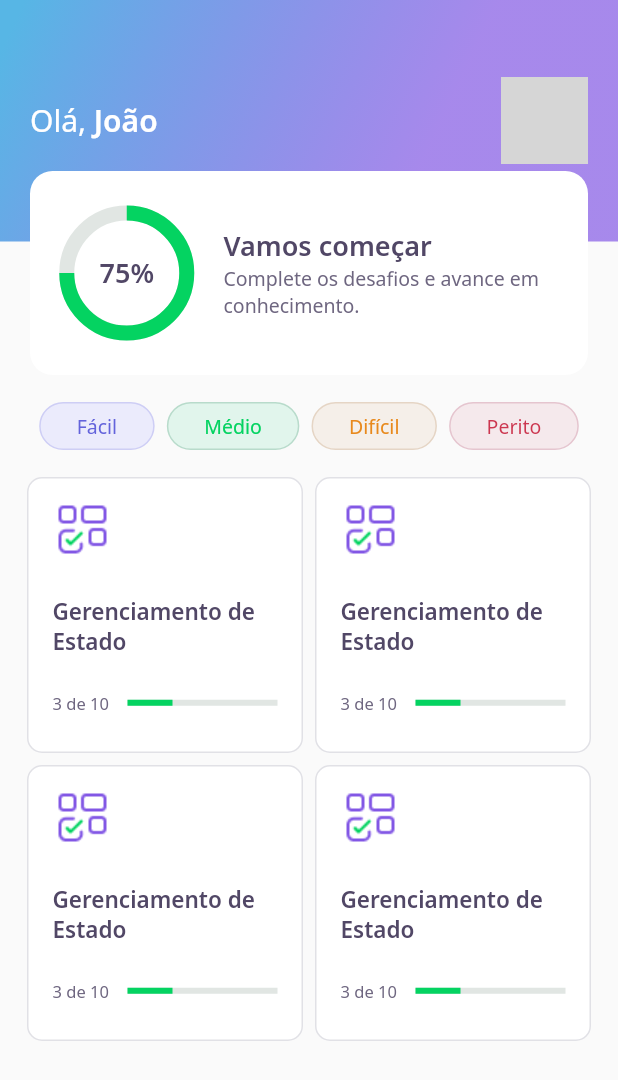
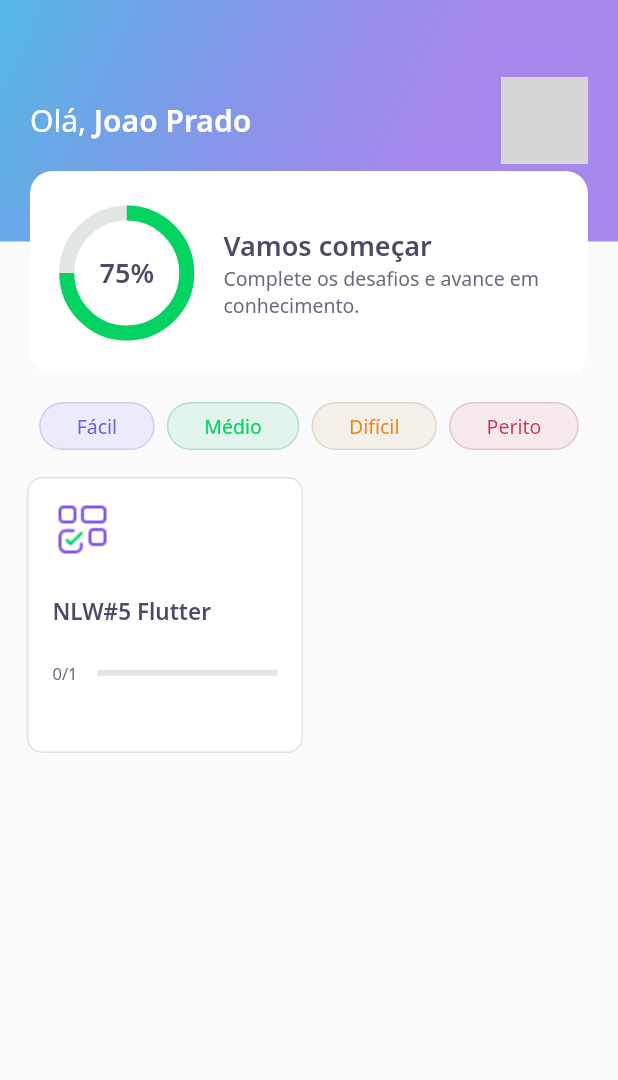
Before and after one commit to jppradoleal/NLW5, a Flutter app: the HomePage screen opened directly, on a phone screen of 412 x 824 dp. Shown: the top 1080 px of the screen. Run offline on Flutter 3.47's test engine with Material 2 defaults, Android fonts, the phone set to English and light mode, and no system bars; our stand-ins replace google_fonts; accounts and stored records are empty; network calls fail; grey boxes are pictures that could not be loaded.

Commit message:
feat: state management with built-in flutter class

```diff
--- /dev/null
+++ b/database/user.json
@@ -0,0 +1,5 @@
+{
+    "name": "Joao Prado",
+    "score": 75,
+    "photoUrl": "https://avatars.githubusercontent.com/u/23669434?v=4"
+}
--- a/lib/core/app_widget.dart
+++ b/lib/core/app_widget.dart
@@ -1,7 +1,4 @@
-// import 'package:dev_quiz/home/home_page.dart';
-import 'package:dev_quiz/challenge/challenge_page.dart';
 import 'package:dev_quiz/home/home_page.dart';
-import 'package:dev_quiz/splash/splash_page.dart';
 import 'package:flutter/material.dart';
 
 class AppWidget extends StatelessWidget {
@@ -9,7 +6,7 @@ class AppWidget extends StatelessWidget {
   Widget build(BuildContext context) {
     return MaterialApp(
       title: "DevQuiz",
-      home: ChallengePage(),
+      home: HomePage(),
     );
   }
 }
--- /dev/null
+++ b/lib/home/home_controller.dart
@@ -0,0 +1,30 @@
+import 'package:dev_quiz/home/home_repository.dart';
+import 'package:dev_quiz/home/home_state.dart';
+import 'package:dev_quiz/shared/models/quiz_model.dart';
+import 'package:dev_quiz/shared/models/user_model.dart';
+import 'package:flutter/material.dart';
+
+class HomeController {
+  final ValueNotifier<HomeState> stateNotifier =
+      ValueNotifier<HomeState>(HomeState.empty);
+
+  set state(HomeState state) => stateNotifier.value = state;
+  HomeState get state => stateNotifier.value;
+
+  final repository = HomeRepository();
+
+  UserModel? user;
+  List<QuizModel>? quizzes;
+
+  void getUser() async {
+    state = HomeState.loading;
+    user = await repository.getUser();
+    state = HomeState.success;
+  }
+
+  void getQuizzes() async {
+    state = HomeState.loading;
+    quizzes = await repository.getQuizzes();
+    state = HomeState.success;
+  }
+}
--- a/lib/home/home_page.dart
+++ b/lib/home/home_page.dart
@@ -1,3 +1,6 @@
+import 'package:dev_quiz/core/app_colors.dart';
+import 'package:dev_quiz/home/home_controller.dart';
+import 'package:dev_quiz/home/home_state.dart';
 import 'package:dev_quiz/home/widgets/appbar/app_bar_widget.dart';
 import 'package:dev_quiz/home/widgets/level_button/level_button_widget.dart';
 import 'package:dev_quiz/home/widgets/quiz_card/quiz_card_widget.dart';
@@ -10,10 +13,25 @@ class HomePage extends StatefulWidget {
 }
 
 class _HomePageState extends State<HomePage> {
+  final controller = HomeController();
+
+  @override
+  void initState() {
+    super.initState();
+    controller.getQuizzes();
+    controller.getUser();
+    controller.stateNotifier.addListener(() {
+      setState(() {});
+    });
+  }
+
   @override
   Widget build(BuildContext context) {
-    return Scaffold(
-        appBar: AppBarWidget(),
+    if (controller.state == HomeState.success) {
+      return Scaffold(
+        appBar: AppBarWidget(
+          user: controller.user!,
+        ),
         body: Padding(
           padding: const EdgeInsets.all(18.0),
           child: Column(
@@ -43,15 +61,27 @@ class _HomePageState extends State<HomePage> {
                 crossAxisSpacing: 8,
                 mainAxisSpacing: 8,
                 crossAxisCount: 2,
-                children: [
-                  QuizCardWidget(),
-                  QuizCardWidget(),
-                  QuizCardWidget(),
-                  QuizCardWidget(),
-                ],
+                children: controller.quizzes!
+                    .map((e) => QuizCardWidget(
+                          title: e.title,
+                          progress:
+                              "${e.questionAnswered}/${e.questions.length}",
+                          percentage: e.questionAnswered / e.questions.length,
+                        ))
+                    .toList(),
               ))
             ],
           ),
-        ));
+        ),
+      );
+    } else {
+      return Scaffold(
+        body: Center(
+          child: CircularProgressIndicator(
+            valueColor: AlwaysStoppedAnimation<Color>(AppColors.darkGreen),
+          ),
+        ),
+      );
+    }
   }
 }
--- /dev/null
+++ b/lib/home/home_state.dart
@@ -0,0 +1,6 @@
+enum HomeState {
+  empty,
+  success,
+  loading,
+  error,
+}
--- a/lib/home/widgets/appbar/app_bar_widget.dart
+++ b/lib/home/widgets/appbar/app_bar_widget.dart
@@ -1,10 +1,13 @@
 import 'package:dev_quiz/core/app_gradients.dart';
 import 'package:dev_quiz/core/core.dart';
 import 'package:dev_quiz/home/widgets/score_card/score_card_widget.dart';
+import 'package:dev_quiz/shared/models/user_model.dart';
 import 'package:flutter/material.dart';
 
 class AppBarWidget extends PreferredSize {
-  AppBarWidget()
+  final UserModel user;
+
+  AppBarWidget({required this.user})
       : super(
           preferredSize: Size.fromHeight(250),
           child: Container(
@@ -27,7 +30,8 @@ class AppBarWidget extends PreferredSize {
                             style: AppTextStyles.title,
                             children: [
                               TextSpan(
-                                  text: "João", style: AppTextStyles.titleBold)
+                                  text: user.name,
+                                  style: AppTextStyles.titleBold)
                             ]),
                       ),
                       Container(
@@ -35,8 +39,7 @@ class AppBarWidget extends PreferredSize {
                         height: 58,
                         decoration: BoxDecoration(
                           image: DecorationImage(
-                            image: NetworkImage(
-                                "https://avatars.githubusercontent.com/u/23669434?v=4"),
+                            image: NetworkImage(user.photoUrl),
                           ),
                           borderRadius: BorderRadius.circular(10),
                         ),
--- a/lib/home/widgets/quiz_card/quiz_card_widget.dart
+++ b/lib/home/widgets/quiz_card/quiz_card_widget.dart
@@ -4,7 +4,16 @@ import 'package:dev_quiz/shared/widgets/progress_indicator/progress_indicator_wi
 import 'package:flutter/material.dart';
 
 class QuizCardWidget extends StatelessWidget {
-  const QuizCardWidget({Key? key}) : super(key: key);
+  final String title;
+  final String progress;
+  final double percentage;
+
+  const QuizCardWidget(
+      {Key? key,
+      required this.title,
+      required this.progress,
+      required this.percentage})
+      : super(key: key);
 
   @override
   Widget build(BuildContext context) {
@@ -29,7 +38,7 @@ class QuizCardWidget extends StatelessWidget {
             height: 24,
           ),
           Text(
-            "Gerenciamento de Estado",
+            title,
             style: AppTextStyles.heading15,
           ),
           SizedBox(
@@ -38,16 +47,16 @@ class QuizCardWidget extends StatelessWidget {
           Row(
             children: [
               Expanded(
-                flex: 2,
+                flex: 1,
                 child: Text(
-                  "3 de 10",
+                  progress,
                   style: AppTextStyles.body11,
                 ),
               ),
               Expanded(
                 flex: 4,
                 child: ProgressIndicatorWidget(
-                  value: 0.3,
+                  value: percentage,
                 ),
               )
             ],
--- /dev/null
+++ b/lib/shared/models/quiz_model.dart
@@ -0,0 +1,65 @@
+import 'dart:convert';
+
+import 'package:dev_quiz/shared/models/question_model.dart';
+
+enum Level { facil, medio, dificil, perito }
+
+extension LevelStringExtension on String {
+  Level get levelParse => {
+        'facil': Level.facil,
+        'medio': Level.medio,
+        'dificil': Level.dificil,
+        'perito': Level.perito,
+      }[this]!;
+}
+
+extension LevelExtension on Level {
+  String get parse => {
+        Level.facil: 'facil',
+        Level.medio: 'medio',
+        Level.dificil: 'dificil',
+        Level.perito: 'perito',
+      }[this]!;
+}
+
+class QuizModel {
+  final String title;
+  final List<QuestionModel> questions;
+  final int questionAnswered;
+  final String imagem;
+  final Level level;
+
+  QuizModel({
+    required this.title,
+    required this.questions,
+    this.questionAnswered = 0,
+    required this.imagem,
+    required this.level,
+  });
+
+  Map<String, dynamic> toMap() {
+    return {
+      'title': title,
+      'questions': questions.map((x) => x.toMap()).toList(),
+      'questionAnswered': questionAnswered,
+      'imagem': imagem,
+      'level': level.parse,
+    };
+  }
+
+  factory QuizModel.fromMap(Map<String, dynamic> map) {
+    return QuizModel(
+      title: map['title'],
+      questions: List<QuestionModel>.from(
+          map['questions']?.map((x) => QuestionModel.fromMap(x))),
+      questionAnswered: map['questionAnswered'],
+      imagem: map['imagem'],
+      level: map['level'].toString().levelParse,
+    );
+  }
+
+  String toJson() => json.encode(toMap());
+
+  factory QuizModel.fromJson(String source) =>
+      QuizModel.fromMap(json.decode(source));
+}
--- /dev/null
+++ b/lib/shared/models/user_model.dart
@@ -0,0 +1,32 @@
+import 'dart:convert';
+
+class UserModel {
+  final String name;
+  final String photoUrl;
+  final int score;
+
+  UserModel({
+    required this.name,
+    required this.photoUrl,
+    required this.score,
+  });
+
+  Map<String, dynamic> toMap() {
+    return {
+      'name': name,
+      'photoUrl': photoUrl,
+      'score': score,
+    };
+  }
+
+  factory UserModel.fromMap(Map<String, dynamic> map) {
+    return UserModel(
+      name: map['name'],
+      photoUrl: map['photoUrl'],
+      score: map['score'],
+    );
+  }
+
+  factory UserModel.fromJson(String source) =>
+      UserModel.fromMap(json.decode(source));
+}
--- a/pubspec.yaml
+++ b/pubspec.yaml
@@ -18,5 +18,6 @@ dev_dependencies:
 flutter:
   assets:
     - assets/images/
+    - database/
 
   uses-material-design: true
```
Also changed, not shown: database/quizzes.json (added, +28 -0 lines), lib/home/home_repository.dart (added, +21 -0 lines), lib/shared/models/answer_model.dart (added, +25 -0 lines), lib/shared/models/question_model.dart (added, +31 -0 lines).
